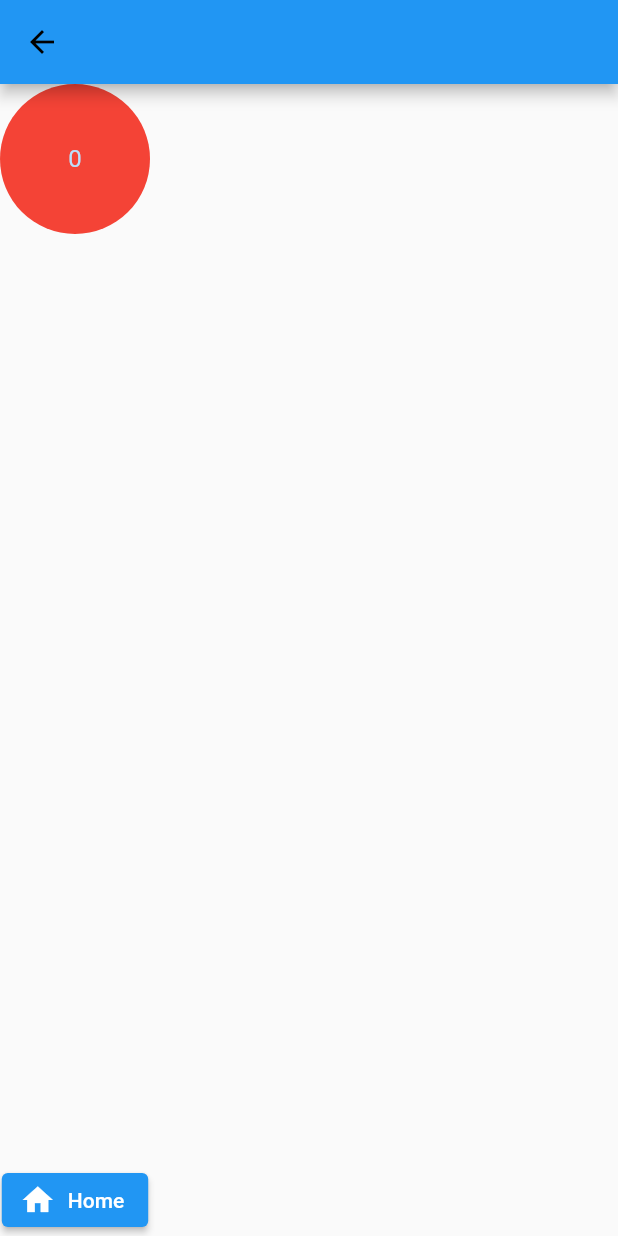
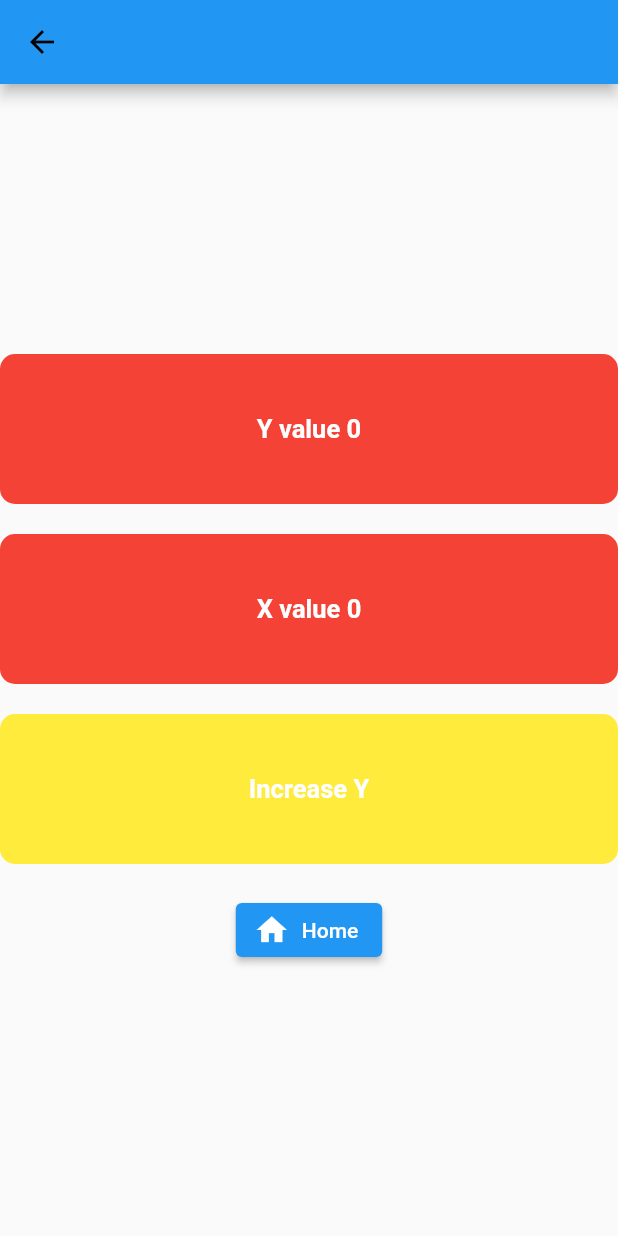
Before and after one commit to ShahanajMT/Get_X, a Flutter app: the ThirdPage screen opened directly, on a phone screen of 412 x 824 dp. Run offline on Flutter 3.47's test engine with Material 2 defaults, Android fonts, the phone set to English and light mode, and no system bars; our stand-ins replace get.

Commit message:
RxInt & obs in getx | OBX() |

```diff
--- a/lib/controllers/tap_controllers.dart
+++ b/lib/controllers/tap_controllers.dart
@@ -1,22 +1,33 @@
-
-
 import 'package:get/get.dart';
 
 class TapController extends GetxController {
   int _x = 0;
   int get x => _x;
 
-
+  RxInt _y = 0.obs;
+  RxInt get y => _y;
 
   void incrementX() {
-    _x ++;
+    _x++;
     update();
     print(_x);
   }
 
   void decrementX() {
-    _x --;
+    _x--;
     update();
     print(_x);
   }
+
+  void incrementY() {
+    _y++;
+
+    print(_y);
+  }
+
+  void decrementY() {
+    _y--;
+
+    print(_y);
+  }
 }
--- a/lib/pages/first_page.dart
+++ b/lib/pages/first_page.dart
@@ -37,7 +37,7 @@ class FirstPage extends StatelessWidget {
             );
               },
             ),
-            const Spacer(),
+            const SizedBox(height: 20,),
             ElevatedButton(
               onPressed: () {
                 controller.decrementX();
--- a/lib/pages/second_page.dart
+++ b/lib/pages/second_page.dart
@@ -20,8 +20,8 @@ class SecondPage extends StatelessWidget {
         ),
       ),
       body: Column(
-        //mainAxisAlignment: MainAxisAlignment.center,
-        crossAxisAlignment: CrossAxisAlignment.center,
+        mainAxisAlignment: MainAxisAlignment.center,
+        //crossAxisAlignment: CrossAxisAlignment.center,
         children: [
           InkWell(
               onTap: () {
--- a/lib/pages/third_page.dart
+++ b/lib/pages/third_page.dart
@@ -22,13 +22,89 @@ class ThirdPage extends StatelessWidget {
         ),
       ),
       body: Column(
+        mainAxisAlignment: MainAxisAlignment.center,
         children: [
-          CircleAvatar(
-            backgroundColor: Colors.red,
-            radius: 50,
-            child: Text(controller.x.toString()),
+          Obx(() => Container(
+              height: 100,
+              width: double.infinity,
+              //backgroundColor: Colors.red,
+              //radius: 50,
+              clipBehavior: Clip.none,
+              decoration: BoxDecoration(
+                borderRadius: BorderRadius.circular(10),
+                color: Colors.red,
+              ),
+              child: Center(
+                child: Text(
+                "Y value ${controller.y.toString()}",
+                  style: const TextStyle(
+                    color: Colors.white,
+                    fontWeight: FontWeight.bold,
+                    fontSize: 17,
+                  ),
+                ),
+              ),
+            ),),
+            const SizedBox(height: 20,),
+          InkWell(
+            onTap: () {
+              Get.to(() => const Home(),);
+            },
+            child: Container(
+              height: 100,
+              width: double.infinity,
+              //backgroundColor: Colors.red,
+              //radius: 50,
+              clipBehavior: Clip.none,
+              decoration: BoxDecoration(
+                borderRadius: BorderRadius.circular(10),
+                color: Colors.red,
+              ),
+              child: Center(
+                child: Text(
+                "X value ${controller.x.toString()}",
+                  style: const TextStyle(
+                    color: Colors.white,
+                    fontWeight: FontWeight.bold,
+                    fontSize: 17,
+                  ),
+                ),
+              ),
+            ),
           ),
-          const Spacer(),
+          const SizedBox(
+            height: 20,
+          ),
+          InkWell(
+            onTap: () {
+              //Get.to(() => const Home(),);
+              Get.find<TapController>().incrementY();
+              //controller.incrementY();
+
+            },
+            child: Container(
+              height: 100,
+              width: double.infinity,
+              //backgroundColor: Colors.red,
+              //radius: 50,
+              clipBehavior: Clip.none,
+              decoration: BoxDecoration(
+                borderRadius: BorderRadius.circular(10),
+                color: Colors.yellow,
+              ),
+              child: const Center(
+                child: Text(
+                "Increase Y",
+                  style:  TextStyle(
+                    color: Colors.white,
+                    fontWeight: FontWeight.bold,
+                    fontSize: 17,
+                  ),
+                ),
+              ),
+            ),
+          ),
+          const SizedBox(height: 20,),
           ElevatedButton.icon(
             onPressed: () {
               Get.to(
```
